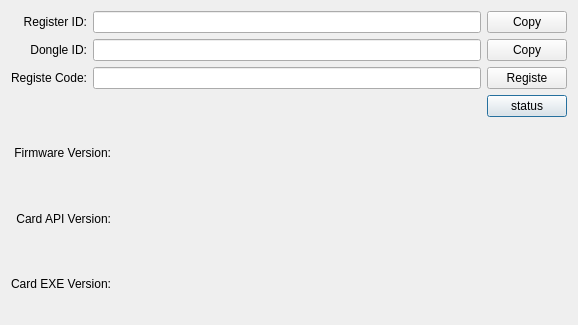
Old version of the form src/ui/RegisteDialog.ui in the repository oneminute/LaserController.
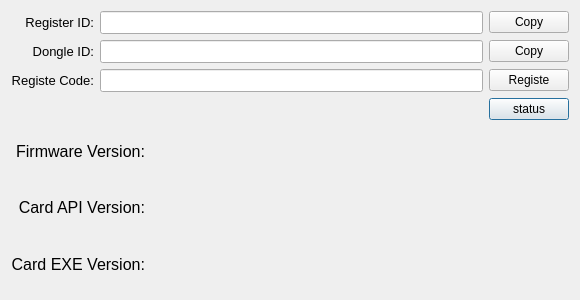
New version of the form.

Diff of the .ui file:
```diff
--- a/src/ui/RegisteDialog.ui
+++ b/src/ui/RegisteDialog.ui
@@ -6,10 +6,22 @@
    <rect>
     <x>0</x>
     <y>0</y>
-    <width>578</width>
-    <height>325</height>
+    <width>580</width>
+    <height>300</height>
    </rect>
   </property>
+  <property name="sizePolicy">
+   <sizepolicy hsizetype="Fixed" vsizetype="Fixed">
+    <horstretch>0</horstretch>
+    <verstretch>0</verstretch>
+   </sizepolicy>
+  </property>
+  <property name="maximumSize">
+   <size>
+    <width>580</width>
+    <height>300</height>
+   </size>
+  </property>
   <property name="windowTitle">
    <string>Registe</string>
   </property>
@@ -24,6 +36,11 @@
      </property>
      <item row="1" column="1">
       <widget class="QLineEdit" name="lineEditDongleId">
+       <property name="font">
+        <font>
+         <pointsize>10</pointsize>
+        </font>
+       </property>
        <property name="readOnly">
         <bool>true</bool>
        </property>
@@ -31,6 +48,11 @@
      </item>
      <item row="2" column="1">
       <widget class="QLineEdit" name="lineEditRegisterCode">
+       <property name="font">
+        <font>
+         <pointsize>10</pointsize>
+        </font>
+       </property>
        <property name="inputMask">
         <string notr="true"/>
        </property>
@@ -41,6 +63,11 @@
      </item>
      <item row="1" column="0">
       <widget class="QLabel" name="label_softdog">
+       <property name="font">
+        <font>
+         <pointsize>10</pointsize>
+        </font>
+       </property>
        <property name="layoutDirection">
         <enum>Qt::LeftToRight</enum>
        </property>
@@ -61,6 +88,11 @@
      </item>
      <item row="2" column="0">
       <widget class="QLabel" name="label_registerCode">
+       <property name="font">
+        <font>
+         <pointsize>10</pointsize>
+        </font>
+       </property>
        <property name="layoutDirection">
         <enum>Qt::LeftToRight</enum>
        </property>
@@ -74,6 +106,11 @@
      </item>
      <item row="3" column="1">
       <widget class="QLabel" name="labelStatus">
+       <property name="font">
+        <font>
+         <pointsize>12</pointsize>
+        </font>
+       </property>
        <property name="text">
         <string/>
        </property>
@@ -98,6 +135,11 @@
      </item>
      <item row="0" column="1">
       <widget class="QLineEdit" name="lineEditRegisteId">
+       <property name="font">
+        <font>
+         <pointsize>10</pointsize>
+        </font>
+       </property>
        <property name="readOnly">
         <bool>true</bool>
        </property>
@@ -112,6 +154,11 @@
      </item>
      <item row="0" column="0">
       <widget class="QLabel" name="label_registerId">
+       <property name="font">
+        <font>
+         <pointsize>10</pointsize>
+        </font>
+       </property>
        <property name="layoutDirection">
         <enum>Qt::LeftToRight</enum>
        </property>
@@ -131,6 +178,12 @@
       <layout class="QGridLayout" name="gridLayout_2" columnstretch="0,1">
        <item row="1" column="1">
         <widget class="QLabel" name="labelAPIVersion">
+         <property name="font">
+          <font>
+           <pointsize>12</pointsize>
+           <bold>true</bold>
+          </font>
+         </property>
          <property name="text">
           <string/>
          </property>
@@ -138,6 +191,11 @@
        </item>
        <item row="0" column="0">
         <widget class="QLabel" name="label_fixedVersion">
+         <property name="font">
+          <font>
+           <pointsize>12</pointsize>
+          </font>
+         </property>
          <property name="text">
           <string>Firmware Version:</string>
          </property>
@@ -148,6 +206,12 @@
        </item>
        <item row="0" column="1">
         <widget class="QLabel" name="labelFirmwareVersion">
+         <property name="font">
+          <font>
+           <pointsize>12</pointsize>
+           <bold>true</bold>
+          </font>
+         </property>
          <property name="text">
           <string/>
          </property>
@@ -155,6 +219,11 @@
        </item>
        <item row="1" column="0">
         <widget class="QLabel" name="label_APIVersion">
+         <property name="font">
+          <font>
+           <pointsize>12</pointsize>
+          </font>
+         </property>
          <property name="text">
           <string>Card API Version:</string>
          </property>
@@ -165,6 +234,12 @@
        </item>
        <item row="2" column="1">
         <widget class="QLabel" name="labelEXEVersion">
+         <property name="font">
+          <font>
+           <pointsize>12</pointsize>
+           <bold>true</bold>
+          </font>
+         </property>
          <property name="text">
           <string/>
          </property>
@@ -172,6 +247,11 @@
        </item>
        <item row="2" column="0">
         <widget class="QLabel" name="label_EXEVersion">
+         <property name="font">
+          <font>
+           <pointsize>12</pointsize>
+          </font>
+         </property>
          <property name="text">
           <string>Card EXE Version:</string>
          </property>
```
